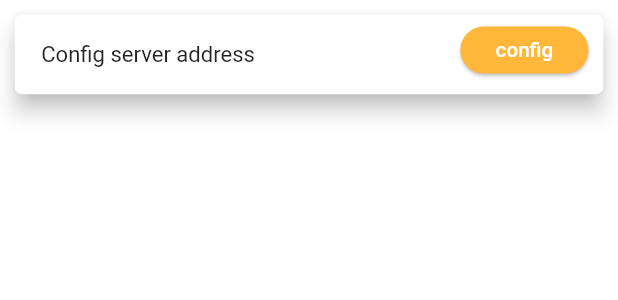
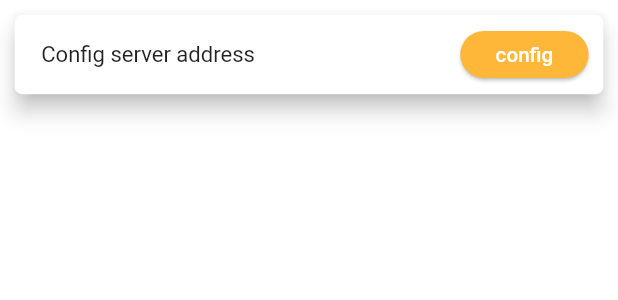
Before and after one commit to Restfulness/Restfulness-flutter-app, a Flutter app: the SettingConfigAddress widget shown alone on an empty page, opened directly, on a phone screen of 412 x 824 dp. Shown: the top 300 px of the screen. Run offline on Flutter 3.47's test engine with Material 2 defaults, Android fonts, the phone set to English and light mode, and no system bars; our stand-ins replace dotted_border, extended_image, fancy_bottom_navigation, flutter_tags, fluttertoast, introduction_screen and 10 more; missing offline and left inert: flutter_sequence_animation, receive_sharing_intent, shared_preferences_web, window_size; accounts and stored records are empty.

Commit message:
Fix settings layout

```diff
--- a/lib/src/widgets/settings/setting_config_address.dart
+++ b/lib/src/widgets/settings/setting_config_address.dart
@@ -24,7 +24,9 @@ class SettingConfigAddress extends StatelessWidget {
                 ),
               ),
             ),
-            Positioned(
+            Positioned.fill(
+              child: Align(
+                alignment: Alignment.centerRight,
                 child: ButtonTheme(
                   minWidth: 1,
                   height: 1,
@@ -46,7 +48,8 @@ class SettingConfigAddress extends StatelessWidget {
                       shape: RoundedRectangleBorder(
                         borderRadius: BorderRadius.circular(30.0),
                       )),
-              ),
+                ),),
+
               right: 10,
             ),
           ],
--- a/lib/src/widgets/settings/setting_preview_switch.dart
+++ b/lib/src/widgets/settings/setting_preview_switch.dart
@@ -9,7 +9,6 @@ class SettingPreviewSwitch extends StatefulWidget {
 
 class _SettingPreviewSwitchState extends State<SettingPreviewSwitch> {
   bool isSwitched = true;
-
 
   @override
   void initState() {
@@ -41,7 +40,9 @@ class _SettingPreviewSwitchState extends State<SettingPreviewSwitch> {
                 ),
               ),
             ),
-            Positioned(
+            Positioned.fill(
+              child: Align(
+                alignment: Alignment.centerRight,
                 child: Switch(
                   value: isSwitched,
                   onChanged: (value) {
@@ -52,6 +53,7 @@ class _SettingPreviewSwitchState extends State<SettingPreviewSwitch> {
                   },
                   activeTrackColor: primaryLightColor,
                   activeColor: primaryColor,
+                ),
               ),
               right: 22,
             ),
```
Also changed, not shown: lib/src/widgets/settings/setting_public_switch.dart (+8 -8 lines). Lines whose indentation alone changed are shown as unchanged.
